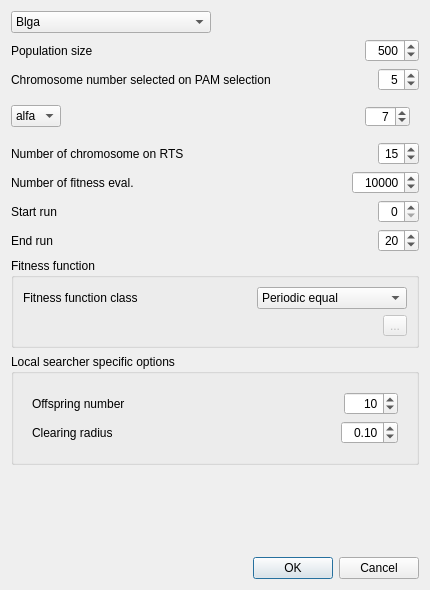
Before: the Qt Designer form pyblga/gui/dialogs/run_dialog.ui in rafaduran/rdc-blga, drawn with Qt 5.
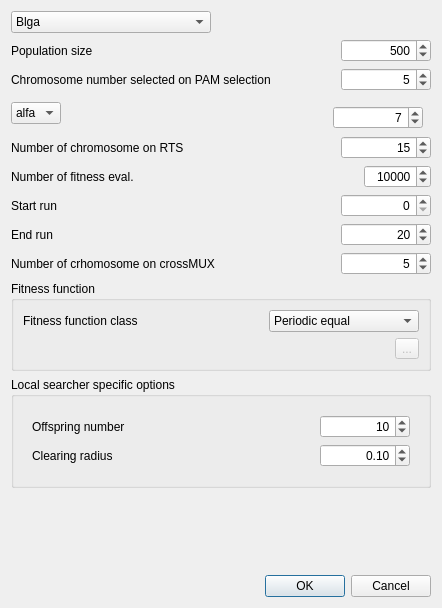
After: the same form once the commit is applied. The open tabs and pages were chosen to show the change.

Commit message: Fixed missing numMates parameter from pyblga.gui.dialogs.run_dialog

Patch:
```diff
--- a/pyblga/gui/dialogs/run_dialog.ui
+++ b/pyblga/gui/dialogs/run_dialog.ui
@@ -6,8 +6,8 @@
    <rect>
     <x>0</x>
     <y>0</y>
-    <width>430</width>
-    <height>590</height>
+    <width>442</width>
+    <height>608</height>
    </rect>
   </property>
   <property name="windowTitle">
@@ -46,7 +46,7 @@
        </property>
        <property name="sizeHint" stdset="0">
         <size>
-         <width>338</width>
+         <width>158</width>
          <height>20</height>
         </size>
        </property>
@@ -70,7 +70,7 @@
        </property>
        <property name="sizeHint" stdset="0">
         <size>
-         <width>268</width>
+         <width>198</width>
          <height>20</height>
         </size>
        </property>
@@ -78,6 +78,18 @@
      </item>
      <item>
       <widget class="QSpinBox" name="popsize_spinbox">
+       <property name="sizePolicy">
+        <sizepolicy hsizetype="Fixed" vsizetype="Fixed">
+         <horstretch>0</horstretch>
+         <verstretch>0</verstretch>
+        </sizepolicy>
+       </property>
+       <property name="minimumSize">
+        <size>
+         <width>90</width>
+         <height>23</height>
+        </size>
+       </property>
        <property name="statusTip">
         <string extracomment="Population size"/>
        </property>
@@ -113,7 +125,7 @@
        </property>
        <property name="sizeHint" stdset="0">
         <size>
-         <width>78</width>
+         <width>18</width>
          <height>20</height>
         </size>
        </property>
@@ -121,6 +133,18 @@
      </item>
      <item>
       <widget class="QSpinBox" name="pamnass_spinbox">
+       <property name="sizePolicy">
+        <sizepolicy hsizetype="Fixed" vsizetype="Fixed">
+         <horstretch>0</horstretch>
+         <verstretch>0</verstretch>
+        </sizepolicy>
+       </property>
+       <property name="minimumSize">
+        <size>
+         <width>90</width>
+         <height>23</height>
+        </size>
+       </property>
        <property name="statusTip">
         <string extracomment="pamnass"/>
        </property>
@@ -160,8 +184,8 @@
        </property>
        <property name="sizeHint" stdset="0">
         <size>
-         <width>295</width>
-         <height>20</height>
+         <width>258</width>
+         <height>21</height>
         </size>
        </property>
       </spacer>
@@ -176,7 +200,7 @@
        </property>
        <property name="minimumSize">
         <size>
-         <width>55</width>
+         <width>90</width>
          <height>23</height>
         </size>
        </property>
@@ -196,6 +220,12 @@
              <verstretch>0</verstretch>
             </sizepolicy>
            </property>
+           <property name="minimumSize">
+            <size>
+             <width>90</width>
+             <height>23</height>
+            </size>
+           </property>
            <property name="alignment">
             <set>Qt::AlignRight|Qt::AlignTrailing|Qt::AlignVCenter</set>
            </property>
@@ -256,9 +286,12 @@
        <property name="orientation">
         <enum>Qt::Horizontal</enum>
        </property>
+       <property name="sizeType">
+        <enum>QSizePolicy::MinimumExpanding</enum>
+       </property>
        <property name="sizeHint" stdset="0">
         <size>
-         <width>178</width>
+         <width>128</width>
          <height>20</height>
         </size>
        </property>
@@ -266,6 +299,18 @@
      </item>
      <item>
       <widget class="QSpinBox" name="rtsnass_spinbox">
+       <property name="sizePolicy">
+        <sizepolicy hsizetype="Fixed" vsizetype="Fixed">
+         <horstretch>90</horstretch>
+         <verstretch>23</verstretch>
+        </sizepolicy>
+       </property>
+       <property name="minimumSize">
+        <size>
+         <width>90</width>
+         <height>23</height>
+        </size>
+       </property>
        <property name="statusTip">
         <string extracomment="rtsnass"/>
        </property>
@@ -295,7 +340,7 @@
        </property>
        <property name="sizeHint" stdset="0">
         <size>
-         <width>228</width>
+         <width>178</width>
          <height>20</height>
         </size>
        </property>
@@ -303,6 +348,12 @@
      </item>
      <item>
       <widget class="QSpinBox" name="evalnum_spinbox">
+       <property name="sizePolicy">
+        <sizepolicy hsizetype="Fixed" vsizetype="Fixed">
+         <horstretch>80</horstretch>
+         <verstretch>23</verstretch>
+        </sizepolicy>
+       </property>
        <property name="statusTip">
         <string extracomment="numEvaluations"/>
        </property>
@@ -338,7 +389,7 @@
        </property>
        <property name="sizeHint" stdset="0">
         <size>
-         <width>278</width>
+         <width>238</width>
          <height>20</height>
         </size>
        </property>
@@ -346,6 +397,18 @@
      </item>
      <item>
       <widget class="QSpinBox" name="startrun_spinbox">
+       <property name="sizePolicy">
+        <sizepolicy hsizetype="Fixed" vsizetype="Fixed">
+         <horstretch>90</horstretch>
+         <verstretch>23</verstretch>
+        </sizepolicy>
+       </property>
+       <property name="minimumSize">
+        <size>
+         <width>90</width>
+         <height>23</height>
+        </size>
+       </property>
        <property name="statusTip">
         <string extracomment="startRun"/>
        </property>
@@ -378,7 +441,7 @@
        </property>
        <property name="sizeHint" stdset="0">
         <size>
-         <width>308</width>
+         <width>238</width>
          <height>20</height>
         </size>
        </property>
@@ -386,6 +449,18 @@
      </item>
      <item>
       <widget class="QSpinBox" name="endrun_spinbox">
+       <property name="sizePolicy">
+        <sizepolicy hsizetype="Fixed" vsizetype="Fixed">
+         <horstretch>90</horstretch>
+         <verstretch>23</verstretch>
+        </sizepolicy>
+       </property>
+       <property name="minimumSize">
+        <size>
+         <width>90</width>
+         <height>23</height>
+        </size>
+       </property>
        <property name="statusTip">
         <string extracomment="endRun"/>
        </property>
@@ -399,6 +474,52 @@
      </item>
     </layout>
    </item>
+   <item>
+    <layout class="QHBoxLayout" name="mates_layout">
+     <item>
+      <widget class="QLabel" name="mates_label">
+       <property name="text">
+        <string>Number of crhomosome on crossMUX</string>
+       </property>
+      </widget>
+     </item>
+     <item>
+      <spacer name="mates_spacer">
+       <property name="orientation">
+        <enum>Qt::Horizontal</enum>
+       </property>
+       <property name="sizeHint" stdset="0">
+        <size>
+         <width>40</width>
+         <height>20</height>
+        </size>
+       </property>
+      </spacer>
+     </item>
+     <item>
+      <widget class="QSpinBox" name="mates_spinbox">
+       <property name="sizePolicy">
+        <sizepolicy hsizetype="Fixed" vsizetype="Fixed">
+         <horstretch>0</horstretch>
+         <verstretch>0</verstretch>
+        </sizepolicy>
+       </property>
+       <property name="minimumSize">
+        <size>
+         <width>90</width>
+         <height>23</height>
+        </size>
+       </property>
+       <property name="alignment">
+        <set>Qt::AlignRight|Qt::AlignTrailing|Qt::AlignVCenter</set>
+       </property>
+       <property name="value">
+        <number>5</number>
+       </property>
+      </widget>
+     </item>
+    </layout>
+   </item>
    <item>
     <widget class="QGroupBox" name="fitness_groupbox">
      <property name="title">
@@ -570,9 +691,7 @@
          </layout>
         </widget>
         <widget class="QWidget" name="lsopt_page2">
-         <layout class="QGridLayout" name="gridLayout_5">
-          <item row="0" column="0">
-           <layout class="QVBoxLayout" name="lsopt_page2_layout">
+         <layout class="QVBoxLayout" name="verticalLayout">
             <item>
              <layout class="QHBoxLayout" name="offsprings_layout">
               <item>
@@ -597,6 +716,18 @@
               </item>
               <item>
                <widget class="QSpinBox" name="offsprings_spinbox">
+              <property name="sizePolicy">
+               <sizepolicy hsizetype="Fixed" vsizetype="Fixed">
+                <horstretch>0</horstretch>
+                <verstretch>0</verstretch>
+               </sizepolicy>
+              </property>
+              <property name="minimumSize">
+               <size>
+                <width>90</width>
+                <height>23</height>
+               </size>
+              </property>
                 <property name="alignment">
                  <set>Qt::AlignRight|Qt::AlignTrailing|Qt::AlignVCenter</set>
                 </property>
@@ -614,7 +745,7 @@
              </layout>
             </item>
             <item>
-             <layout class="QHBoxLayout" name="clearing_layout">
+           <layout class="QHBoxLayout" name="clradious_layout">
               <item>
                <widget class="QLabel" name="clearing_label">
                 <property name="text">
@@ -637,6 +768,18 @@
               </item>
               <item>
                <widget class="QDoubleSpinBox" name="clearing_spinbox">
+              <property name="sizePolicy">
+               <sizepolicy hsizetype="Fixed" vsizetype="Fixed">
+                <horstretch>0</horstretch>
+                <verstretch>0</verstretch>
+               </sizepolicy>
+              </property>
+              <property name="minimumSize">
+               <size>
+                <width>90</width>
+                <height>23</height>
+               </size>
+              </property>
                 <property name="statusTip">
                  <string extracomment="clRadius"/>
                 </property>
@@ -657,8 +800,6 @@
              </layout>
             </item>
            </layout>
-          </item>
-         </layout>
         </widget>
        </widget>
       </item>
@@ -704,8 +845,8 @@
        </property>
        <property name="sizeHint" stdset="0">
         <size>
-         <width>206</width>
-         <height>20</height>
+         <width>208</width>
+         <height>22</height>
         </size>
        </property>
       </spacer>
```
Left out of the diff: 47 changed lines with no effect on the pictures. Lines whose indentation alone changed are shown as unchanged. The commit also changes 2 other files.
